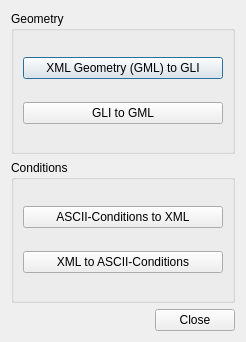
The window that UTL/FileConverter/OGSFileConverter/OGSFileConverter.ui (practisedaybyday/ogs5-nw) describes before a commit, drawn with Qt 5.
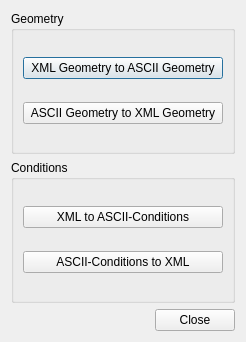
The same window after the commit.

Commit message: added cnd2bc conversion to OGSFileConverter

Patch:
```diff
--- a/UTL/FileConverter/OGSFileConverter/OGSFileConverter.ui
+++ b/UTL/FileConverter/OGSFileConverter/OGSFileConverter.ui
@@ -23,14 +23,14 @@
       <item>
        <widget class="QPushButton" name="gml2gliButton">
         <property name="text">
-         <string>XML Geometry (GML) to GLI</string>
+         <string>XML Geometry to ASCII Geometry</string>
         </property>
        </widget>
       </item>
       <item>
        <widget class="QPushButton" name="gli2gmlButton">
         <property name="text">
-         <string>GLI to GML</string>
+         <string>ASCII Geometry to XML Geometry</string>
         </property>
        </widget>
       </item>
@@ -63,13 +63,6 @@
       <string>Conditions</string>
      </property>
      <layout class="QVBoxLayout" name="verticalLayout_2">
-      <item>
-       <widget class="QPushButton" name="bc2cndButton">
-        <property name="text">
-         <string>ASCII-Conditions to XML</string>
-        </property>
-       </widget>
-      </item>
       <item>
        <widget class="QPushButton" name="cnd2bcButton">
         <property name="text">
@@ -77,6 +70,13 @@
         </property>
        </widget>
       </item>
+      <item>
+       <widget class="QPushButton" name="bc2cndButton">
+        <property name="text">
+         <string>ASCII-Conditions to XML</string>
+        </property>
+       </widget>
+      </item>
      </layout>
     </widget>
    </item>
```
The commit also changes 4 other files.
